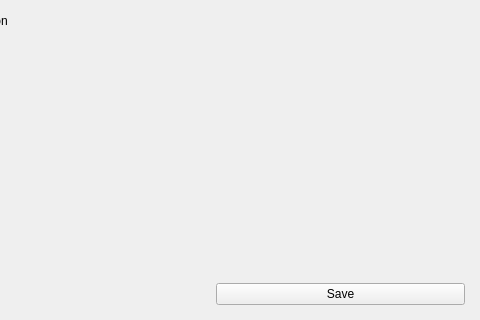
The window that gui/form.ui (busybox11/blurtils) describes before a commit, drawn with Qt 5; both pictures show x 490 to 970 and y 280 to 600 of the 970 by 600 pixel window.
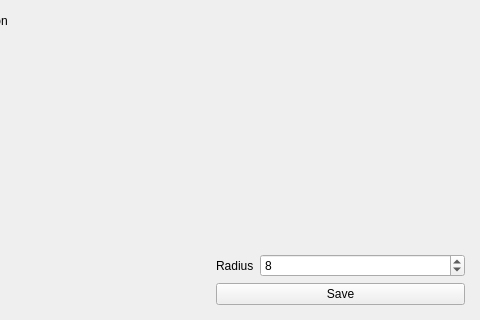
The same window after the commit.

```diff
--- a/gui/form.ui
+++ b/gui/form.ui
@@ -199,6 +199,30 @@
          </property>
         </spacer>
        </item>
+       <item>
+        <layout class="QFormLayout" name="formLayout">
+         <item row="0" column="0">
+          <widget class="QLabel" name="radiusLabel">
+           <property name="text">
+            <string>Radius</string>
+           </property>
+          </widget>
+         </item>
+         <item row="0" column="1">
+          <widget class="QSpinBox" name="radiusBox">
+           <property name="minimum">
+            <number>1</number>
+           </property>
+           <property name="maximum">
+            <number>1024</number>
+           </property>
+           <property name="value">
+            <number>8</number>
+           </property>
+          </widget>
+         </item>
+        </layout>
+       </item>
        <item>
         <widget class="QPushButton" name="saveBtn">
          <property name="text">
```
Left out of the diff: 6 changed lines with no effect on the pictures.
